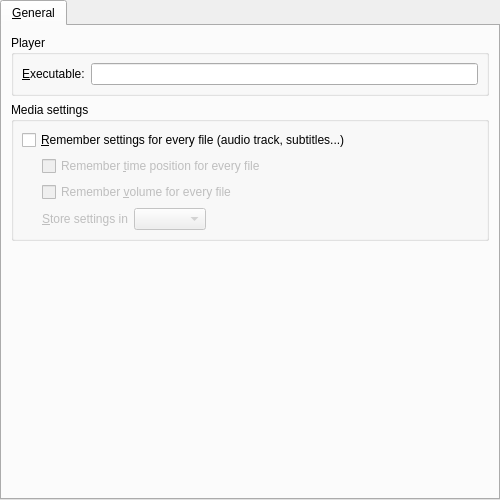
This is src/gui/pref/general.ui in wilbert2000/wzplayer as Qt 5 draws it before an edit. The edited form follows.
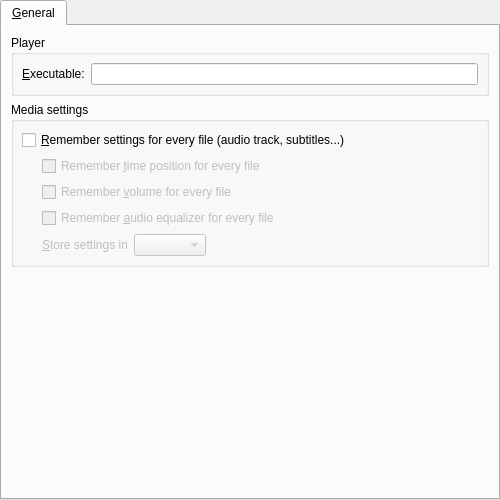
This is the edited form. Custom widgets are drawn as their Qt base class.

Commit message: Moved option "Global audio equalizer" from audio to General section

What changed in the file:
```diff
--- a/src/gui/pref/general.ui
+++ b/src/gui/pref/general.ui
@@ -77,22 +77,6 @@
           </item>
           <item>
            <layout class="QGridLayout">
-            <item row="0" column="0" rowspan="3">
-             <spacer>
-              <property name="orientation">
-               <enum>Qt::Horizontal</enum>
-              </property>
-              <property name="sizeType">
-               <enum>QSizePolicy::Preferred</enum>
-              </property>
-              <property name="sizeHint" stdset="0">
-               <size>
-                <width>20</width>
-                <height>61</height>
-               </size>
-              </property>
-             </spacer>
-            </item>
             <item row="0" column="1">
              <widget class="QCheckBox" name="remember_time_check">
               <property name="enabled">
@@ -109,7 +93,7 @@
               </property>
              </widget>
             </item>
-            <item row="2" column="1">
+            <item row="3" column="1">
              <layout class="QHBoxLayout">
               <item>
                <widget class="QLabel" name="filesettings_method_label">
@@ -146,6 +130,22 @@
               </item>
              </layout>
             </item>
+            <item row="0" column="0" rowspan="4">
+             <spacer>
+              <property name="orientation">
+               <enum>Qt::Horizontal</enum>
+              </property>
+              <property name="sizeType">
+               <enum>QSizePolicy::Preferred</enum>
+              </property>
+              <property name="sizeHint" stdset="0">
+               <size>
+                <width>20</width>
+                <height>61</height>
+               </size>
+              </property>
+             </spacer>
+            </item>
             <item row="1" column="1">
              <widget class="QCheckBox" name="remember_volume_check">
               <property name="enabled">
@@ -156,6 +156,16 @@
               </property>
              </widget>
             </item>
+            <item row="2" column="1">
+             <widget class="QCheckBox" name="remember_audio_eq_check">
+              <property name="enabled">
+               <bool>false</bool>
+              </property>
+              <property name="text">
+               <string>Remember &amp;audio equalizer for every file</string>
+              </property>
+             </widget>
+            </item>
            </layout>
           </item>
          </layout>
```
Left out of the diff: 17 changed lines with no effect on the pictures. The commit also changes 3 other files.
